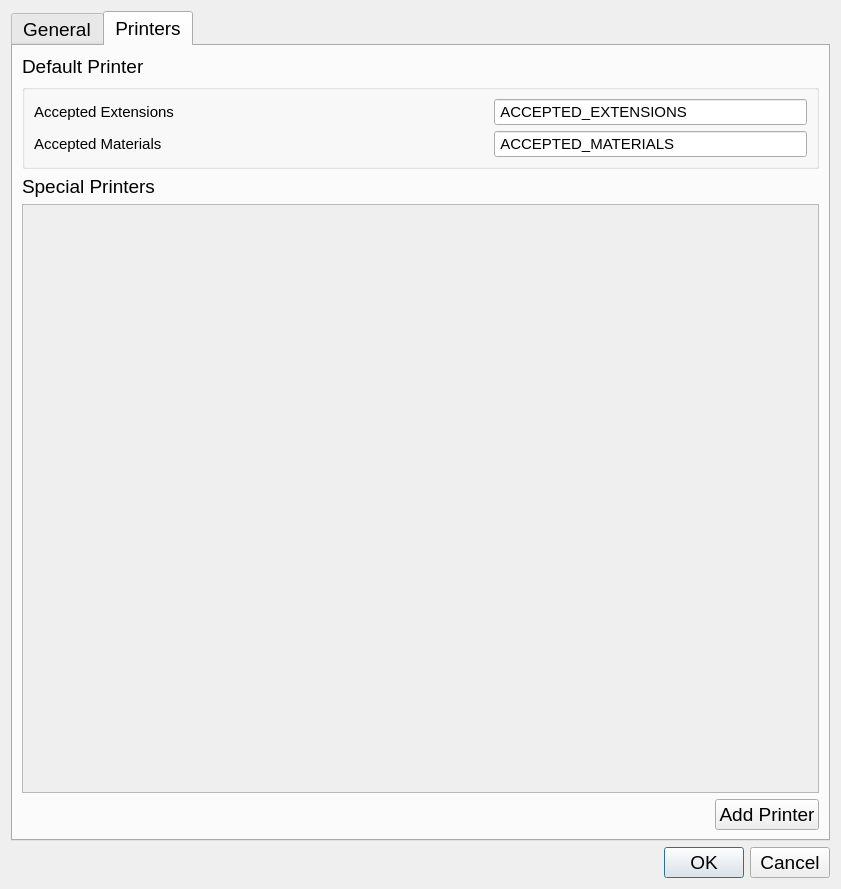
Before: the Qt Designer form creator_administrator/printer/ui/settings_dialog.ui in GijsGroote/creator_administrator, drawn with Qt 5.
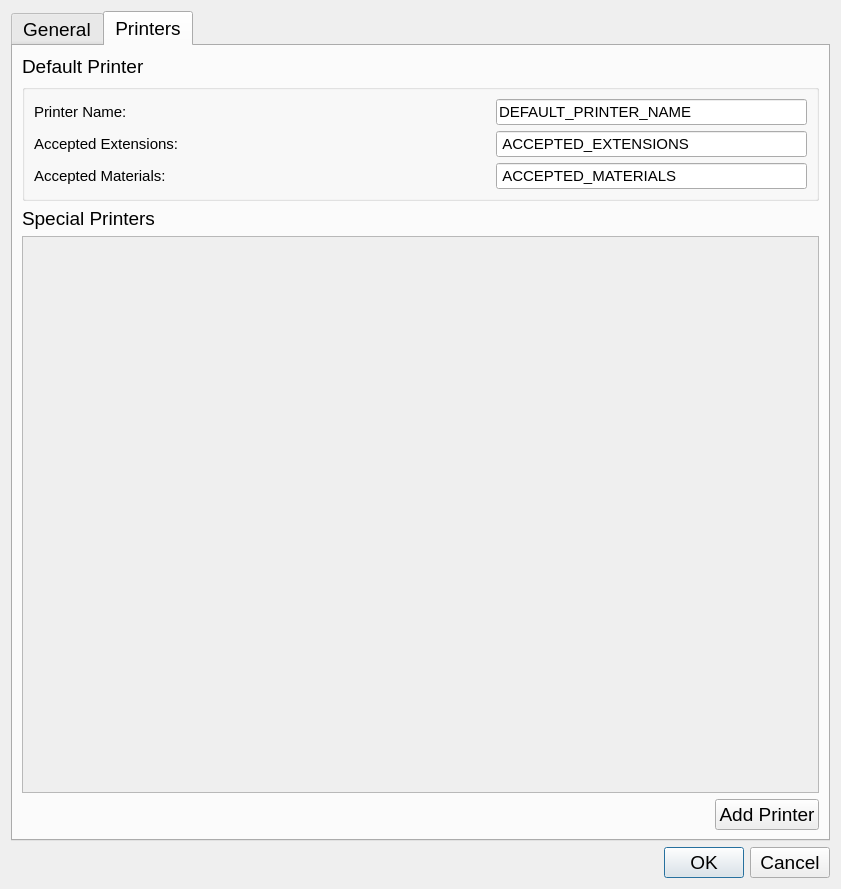
After: the same form once the commit is applied. Custom widgets are drawn as their Qt base class.

Patch:
```diff
--- a/creator_administrator/printer/ui/settings_dialog.ui
+++ b/creator_administrator/printer/ui/settings_dialog.ui
@@ -803,19 +803,25 @@
                <layout class="QHBoxLayout" name="horizontalLayout_4">
                 <item>
                  <layout class="QGridLayout" name="gridLayout_5">
-                  <item row="1" column="2">
-                   <widget class="QLineEdit" name="acceptedMaterialsLineEdit">
+                  <item row="1" column="1">
+                   <spacer name="horizontalSpacer_11">
                     <property name="font">
                      <font>
                       <pointsize>11</pointsize>
                      </font>
                     </property>
-                    <property name="text">
-                     <string> ACCEPTED_MATERIALS </string>
+                    <property name="orientation">
+                     <enum>Qt::Horizontal</enum>
                     </property>
-                   </widget>
+                    <property name="sizeHint" stdset="0">
+                     <size>
+                      <width>40</width>
+                      <height>20</height>
+                     </size>
+                    </property>
+                   </spacer>
                   </item>
-                  <item row="1" column="0">
+                  <item row="2" column="0">
                    <widget class="QLabel" name="label_14">
                     <property name="font">
                      <font>
@@ -826,14 +832,32 @@
                      <string>&lt;html&gt;&lt;head/&gt;&lt;body&gt;&lt;p&gt;List of commonly used Accepted Materials abbriviations. When the material abbriviation is in the Accepted Materials list it is automatically detected from the laser cut file name.&lt;/p&gt;&lt;p&gt;Fill in the list of Accepted Materials as &amp;quot;material abbriviation&amp;quot; seperated by comma's, example:&lt;/p&gt;&lt;p&gt;material1, material2, material3&lt;/p&gt;&lt;/body&gt;&lt;/html&gt;</string>
                     </property>
                     <property name="text">
-                     <string>Accepted Materials</string>
+                     <string>Accepted Materials:</string>
                     </property>
                     <property name="buddy">
                      <cstring>acceptedMaterialsLineEdit</cstring>
                     </property>
                    </widget>
                   </item>
-                  <item row="0" column="2">
+                  <item row="1" column="0">
+                   <widget class="QLabel" name="label_16">
+                    <property name="font">
+                     <font>
+                      <pointsize>11</pointsize>
+                     </font>
+                    </property>
+                    <property name="toolTip">
+                     <string>&lt;html&gt;&lt;head/&gt;&lt;body&gt;&lt;p&gt;&lt;span style=&quot; font-size:14pt;&quot;&gt;Accepted file extensions for a laser job. A job must contain one file with an accepted extension. Fill in as .extension seperated by comma's, example:&lt;/span&gt;&lt;/p&gt;&lt;p&gt;&lt;span style=&quot; font-size:14pt;&quot;&gt;.extension1, .extension2, .extension3&lt;/span&gt;&lt;/p&gt;&lt;/body&gt;&lt;/html&gt;</string>
+                    </property>
+                    <property name="text">
+                     <string>Accepted Extensions:</string>
+                    </property>
+                    <property name="buddy">
+                     <cstring>acceptedExtentionsLineEdit</cstring>
+                    </property>
+                   </widget>
+                  </item>
+                  <item row="1" column="2">
                    <widget class="QLineEdit" name="acceptedExtentionsLineEdit">
                     <property name="font">
                      <font>
@@ -845,25 +869,19 @@
                     </property>
                    </widget>
                   </item>
-                  <item row="0" column="1">
-                   <spacer name="horizontalSpacer_11">
+                  <item row="2" column="2">
+                   <widget class="QLineEdit" name="acceptedMaterialsLineEdit">
                     <property name="font">
                      <font>
                       <pointsize>11</pointsize>
                      </font>
                     </property>
-                    <property name="orientation">
-                     <enum>Qt::Horizontal</enum>
+                    <property name="text">
+                     <string> ACCEPTED_MATERIALS </string>
                     </property>
-                    <property name="sizeHint" stdset="0">
-                     <size>
-                      <width>40</width>
-                      <height>20</height>
-                     </size>
-                    </property>
-                   </spacer>
+                   </widget>
                   </item>
-                  <item row="1" column="1">
+                  <item row="2" column="1">
                    <spacer name="horizontalSpacer_12">
                     <property name="font">
                      <font>
@@ -882,20 +900,29 @@
                    </spacer>
                   </item>
                   <item row="0" column="0">
-                   <widget class="QLabel" name="label_16">
-                    <property name="font">
-                     <font>
-                      <pointsize>11</pointsize>
-                     </font>
+                   <widget class="QLabel" name="label_18">
+                    <property name="text">
+                     <string>Printer Name:</string>
                     </property>
-                    <property name="toolTip">
-                     <string>&lt;html&gt;&lt;head/&gt;&lt;body&gt;&lt;p&gt;&lt;span style=&quot; font-size:14pt;&quot;&gt;Accepted file extensions for a laser job. A job must contain one file with an accepted extension. Fill in as .extension seperated by comma's, example:&lt;/span&gt;&lt;/p&gt;&lt;p&gt;&lt;span style=&quot; font-size:14pt;&quot;&gt;.extension1, .extension2, .extension3&lt;/span&gt;&lt;/p&gt;&lt;/body&gt;&lt;/html&gt;</string>
+                   </widget>
+                  </item>
+                  <item row="0" column="1">
+                   <spacer name="horizontalSpacer_7">
+                    <property name="orientation">
+                     <enum>Qt::Horizontal</enum>
                     </property>
-                    <property name="text">
-                     <string>Accepted Extensions</string>
+                    <property name="sizeHint" stdset="0">
+                     <size>
+                      <width>40</width>
+                      <height>20</height>
+                     </size>
                     </property>
-                    <property name="buddy">
-                     <cstring>acceptedExtentionsLineEdit</cstring>
+                   </spacer>
+                  </item>
+                  <item row="0" column="2">
+                   <widget class="QLineEdit" name="defaultPrinterNameLineEdit">
+                    <property name="text">
+                     <string>DEFAULT_PRINTER_NAME</string>
                     </property>
                    </widget>
                   </item>
@@ -926,7 +953,7 @@
                   <x>0</x>
                   <y>0</y>
                   <width>793</width>
-                  <height>572</height>
+                  <height>539</height>
                  </rect>
                 </property>
                 <layout class="QHBoxLayout" name="horizontalLayout_9">
```
